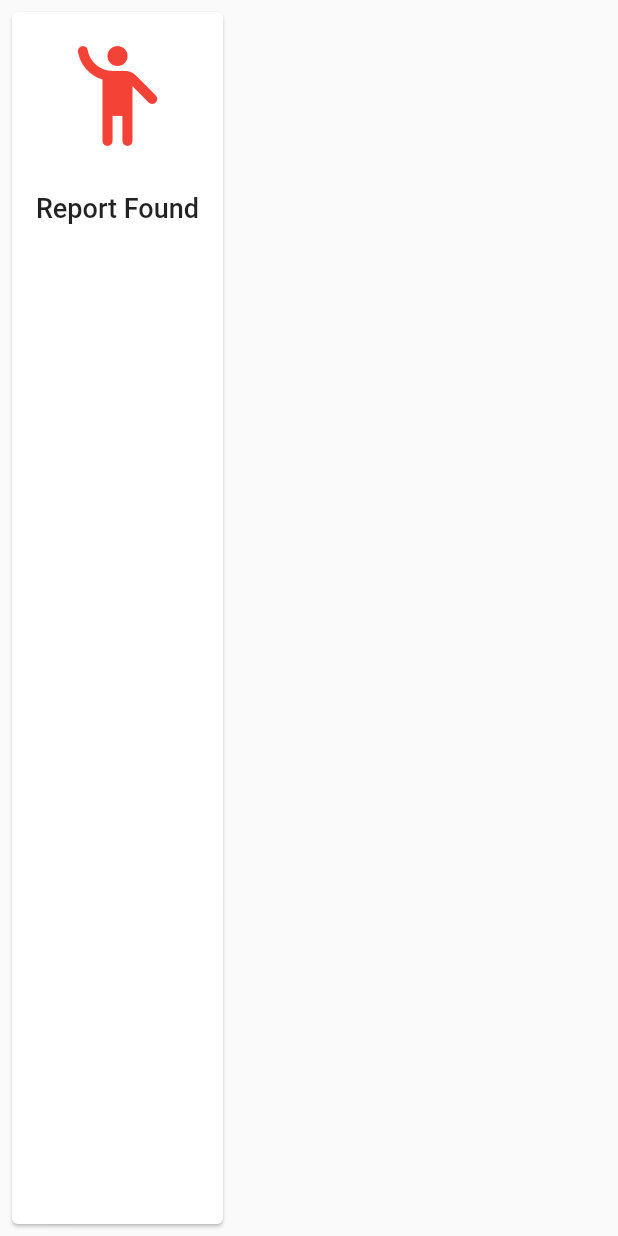
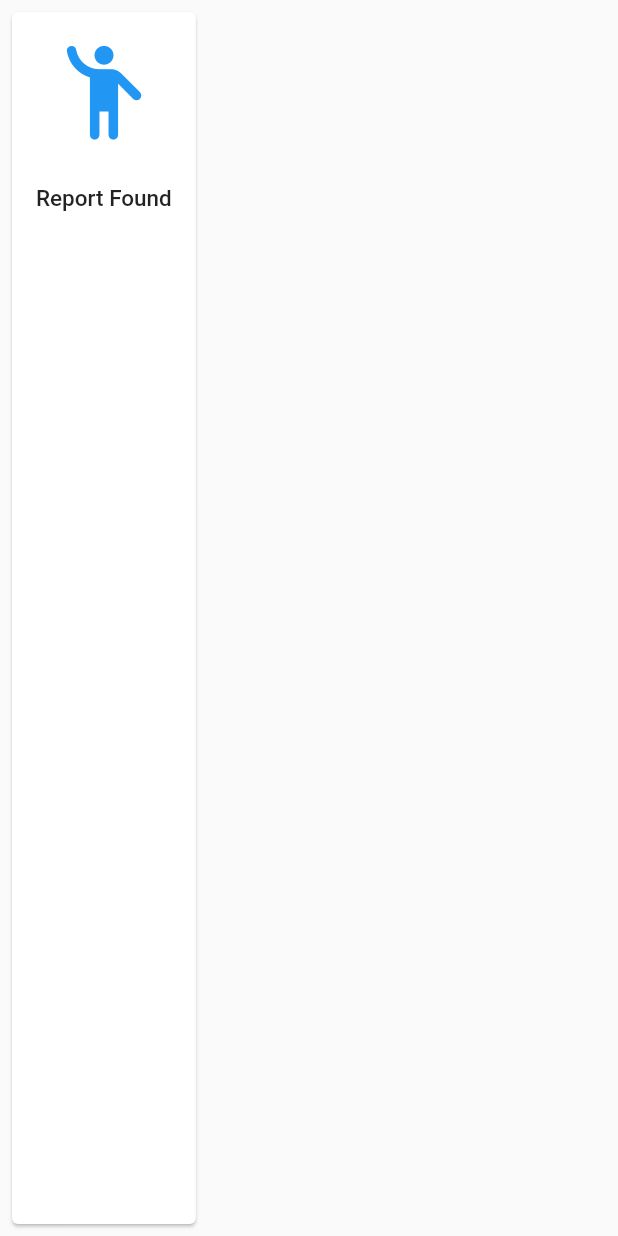
Before and after one commit to mafcode-fee/mafcode-client, a Flutter app: the HomeCard widget shown alone on an empty page, opened directly, on a phone screen of 412 x 824 dp. Run offline on Flutter 3.47's test engine with Material 2 defaults, Android fonts, the phone set to English and light mode, and no system bars; our stand-ins replace auto_route, dio, flutter_hooks, flutter_mobx, google_maps_flutter, hooks_riverpod and 9 more; missing offline and left inert: no_context_navigation; generated files the repository leaves out were written again; network calls fail.

Commit message:
update ip

```diff
--- a/lib/core/di/providers.dart
+++ b/lib/core/di/providers.dart
@@ -20,7 +20,7 @@ final dioProvider = Provider<Dio>((_) {
 
 final apiProvider = Provider((ref) => Api(
       ref.read(dioProvider),
-      baseUrl: "http://13.92.138.210:4000",
+      baseUrl: "http://40.114.123.215:4000",
     ));
 
 final lastReportsStoreProvider = Provider(
--- a/lib/ui/screens/main/home/home_page.dart
+++ b/lib/ui/screens/main/home/home_page.dart
@@ -30,12 +30,11 @@ class HomePage extends StatelessWidget {
             HomeCard(
               lable: "Report Found",
               icon: Icons.emoji_people_rounded,
-              color: Colors.red,
+              color: Colors.blue,
               onTap: () {
                 Navigator.of(context).pushNamed(
                   Routes.reportScreen,
-                  arguments:
-                      ReportScreenArguments(reportType: ReportType.FOUND),
+                  arguments: ReportScreenArguments(reportType: ReportType.FOUND),
                 );
               },
             ),
@@ -46,8 +45,7 @@ class HomePage extends StatelessWidget {
               onTap: () {
                 Navigator.of(context).pushNamed(
                   Routes.reportScreen,
-                  arguments:
-                      ReportScreenArguments(reportType: ReportType.MISSING),
+                  arguments: ReportScreenArguments(reportType: ReportType.MISSING),
                 );
               },
             ),
@@ -124,10 +122,7 @@ class LastReportsWidget extends HookWidget {
                             Text("Name: ${r.name}"),
                             SizedBox(height: 10),
                             Text("Age: ${r.age.round()}"),
-                            if (r.clothings != null) ...[
-                              SizedBox(height: 10),
-                              Text("Clothings: ${r.clothings ?? ""}")
-                            ],
+                            if (r.clothings != null) ...[SizedBox(height: 10), Text("Clothings: ${r.clothings ?? ""}")],
                           ],
                         ),
                       ),
@@ -177,7 +172,7 @@ class HomeCard extends StatelessWidget {
             children: [
               Icon(
                 icon,
-                size: 80,
+                size: 75,
                 color: color,
               ),
               SizedBox(height: 24),
@@ -185,7 +180,7 @@ class HomeCard extends StatelessWidget {
                 lable,
                 style: TextStyle(
                   fontWeight: FontWeight.w500,
-                  fontSize: 18,
+                  fontSize: 15,
                 ),
               )
             ],
--- a/lib/ui/screens/main/map/map_page.dart
+++ b/lib/ui/screens/main/map/map_page.dart
@@ -14,7 +14,7 @@ class MapSampleState extends State<MapSample> {
 
   Dio dio = new Dio();
   Future getData() async {
-    final String url = 'http://13.92.138.210:4000/reports';
+    final String url = 'http://40.114.123.215:4000/reports';
     //var response = await dio.post(url, data: FormData.fromMap(map));
     var response = await dio.get(url);
     return response.data;
--- a/lib/ui/screens/matches/matches_screen.dart
+++ b/lib/ui/screens/matches/matches_screen.dart
@@ -5,7 +5,7 @@ import 'package:mafcode/core/di/providers.dart';
 import 'package:mafcode/core/models/report.dart';
 import 'package:mafcode/core/network/api.dart';
 
-const IP = "http://10.0.2.2:5000";
+const IP = "http://40.114.123.215:5000";
 
 class MatchesScreen extends StatefulWidget {
   final String reportId;
--- a/pubspec.yaml
+++ b/pubspec.yaml
@@ -86,6 +86,6 @@ flutter:
   #       - asset: fonts/TrajanPro.ttf
   #       - asset: fonts/TrajanPro_Bold.ttf
   #         weight: 700
-  #
+
   # For details regarding fonts from package dependencies,
   # see https://flutter.dev/custom-fonts/#from-packages
```
Also changed, not shown: lib/ui/screens/login/login_screen.dart (+7 -4 lines), lib/ui/screens/registration/registration_screen.dart (+6 -1 lines), 3 other files.
